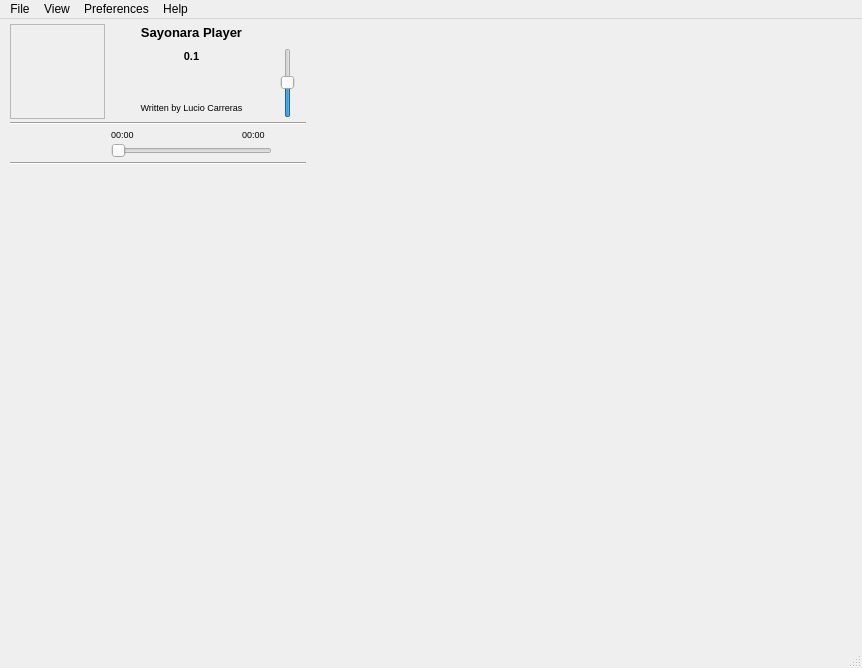
Above: trunk/GUI/GUI_Simpleplayer.ui from shahid334/sayonara-player before the change. Below: the same form after it.
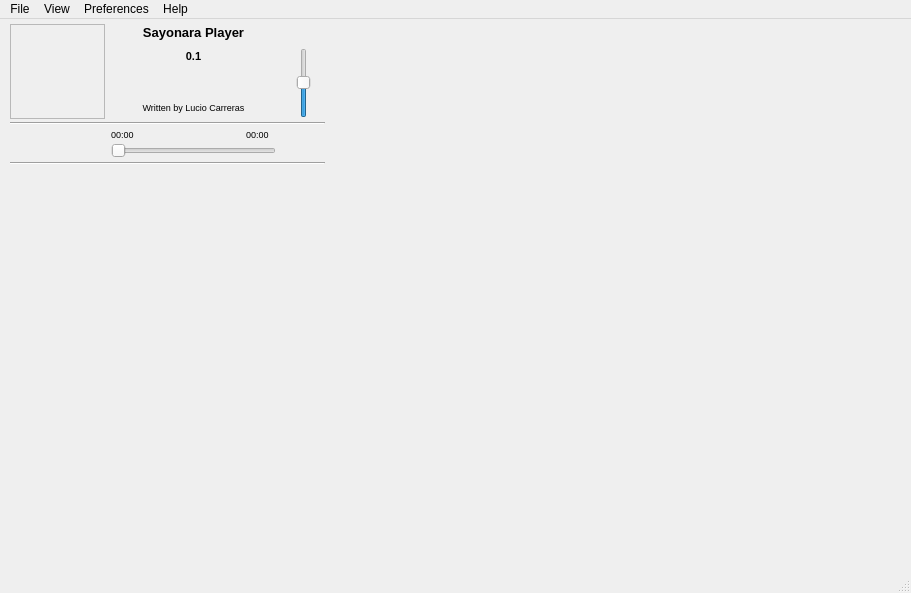
That is the form after the change. Icons and pictures are not drawn.

What changed in the file:
```diff
--- a/trunk/GUI/GUI_Simpleplayer.ui
+++ b/trunk/GUI/GUI_Simpleplayer.ui
@@ -6,8 +6,8 @@
    <rect>
     <x>0</x>
     <y>0</y>
-    <width>862</width>
-    <height>668</height>
+    <width>911</width>
+    <height>593</height>
    </rect>
   </property>
   <property name="minimumSize">
@@ -101,8 +101,8 @@
         <rect>
          <x>0</x>
          <y>0</y>
-         <width>296</width>
-         <height>457</height>
+         <width>316</width>
+         <height>380</height>
         </rect>
        </property>
        <property name="sizePolicy">
@@ -391,7 +391,7 @@
      <widget class="QPushButton" name="btn_mute">
       <property name="maximumSize">
        <size>
-        <width>20</width>
+        <width>50</width>
         <height>30</height>
        </size>
       </property>
@@ -423,7 +423,7 @@
       </property>
       <property name="maximumSize">
        <size>
-        <width>20</width>
+        <width>50</width>
         <height>70</height>
        </size>
       </property>
@@ -451,7 +451,7 @@
       </property>
       <property name="maximumSize">
        <size>
-        <width>28</width>
+        <width>50</width>
         <height>28</height>
        </size>
       </property>
@@ -722,8 +722,8 @@
     <rect>
      <x>0</x>
      <y>0</y>
-     <width>862</width>
-     <height>21</height>
+     <width>911</width>
+     <height>23</height>
     </rect>
    </property>
    <widget class="QMenu" name="menuFle">
```
